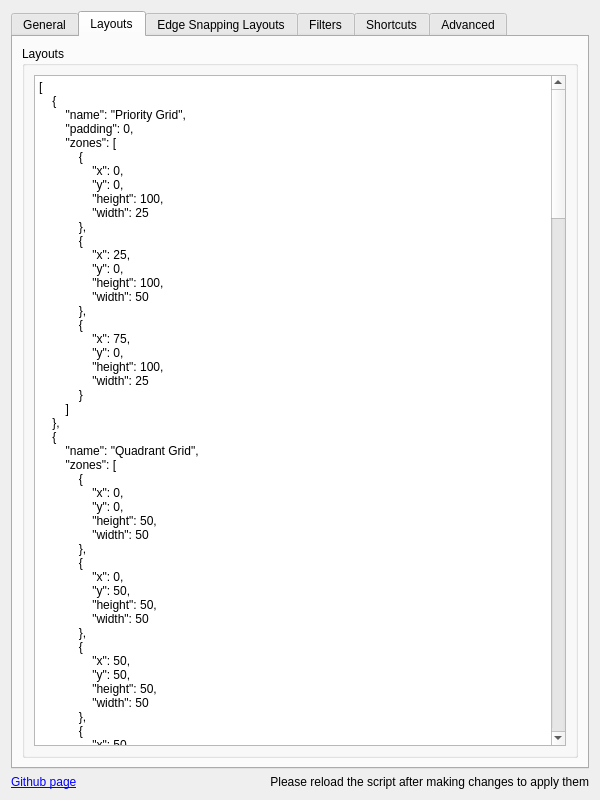
Cristiandobrinin/kzones, file pkg/contents/ui/config.ui: the form before one commit.
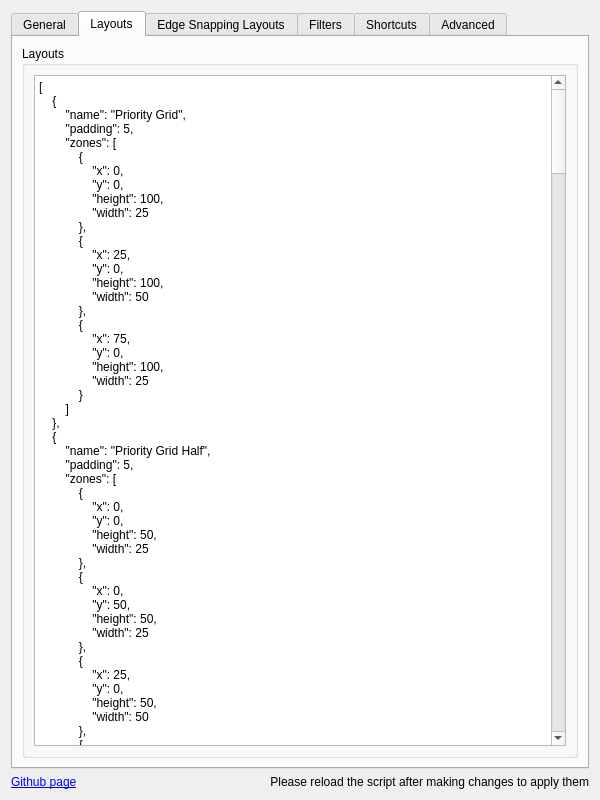
The form after the commit. The open tabs and pages were chosen to show the change. Icons and pictures are not drawn.

Commit message:
Update layout configurations and enhance zone definitions
- Adjusted padding values for various layouts to improve spacing
- Renamed several layouts for clarity and consistency
- Modified zone dimensions to better fit new layout structures
- Implemented filtering for internal layouts in the selector component
- Updated default layout settings in the main configuration file

Patch:
```diff
--- a/pkg/contents/ui/config.ui
+++ b/pkg/contents/ui/config.ui
@@ -402,7 +402,7 @@
              <string>[
     {
         &quot;name&quot;: &quot;Priority Grid&quot;,
-        &quot;padding&quot;: 0,
+        &quot;padding&quot;: 5,
         &quot;zones&quot;: [
             {
                 &quot;x&quot;: 0,
@@ -425,36 +425,50 @@
         ]
     },
     {
-        &quot;name&quot;: &quot;Quadrant Grid&quot;,
+        &quot;name&quot;: &quot;Priority Grid Half&quot;,
+        &quot;padding&quot;: 5,
         &quot;zones&quot;: [
             {
                 &quot;x&quot;: 0,
                 &quot;y&quot;: 0,
                 &quot;height&quot;: 50,
-                &quot;width&quot;: 50
+                &quot;width&quot;: 25
             },
             {
                 &quot;x&quot;: 0,
                 &quot;y&quot;: 50,
                 &quot;height&quot;: 50,
+                &quot;width&quot;: 25
+            },
+            {
+                &quot;x&quot;: 25,
+                &quot;y&quot;: 0,
+                &quot;height&quot;: 50,
                 &quot;width&quot;: 50
             },
             {
-                &quot;x&quot;: 50,
+                &quot;x&quot;: 25,
                 &quot;y&quot;: 50,
                 &quot;height&quot;: 50,
                 &quot;width&quot;: 50
             },
             {
-                &quot;x&quot;: 50,
+                &quot;x&quot;: 75,
                 &quot;y&quot;: 0,
                 &quot;height&quot;: 50,
-                &quot;width&quot;: 50
+                &quot;width&quot;: 25
+            },
+            {
+                &quot;x&quot;: 75,
+                &quot;y&quot;: 50,
+                &quot;height&quot;: 50,
+                &quot;width&quot;: 25
             }
         ]
     },
     {
         &quot;name&quot;: &quot;Tri-Column&quot;,
+        &quot;padding&quot;: 5,
         &quot;zones&quot;: [
             {
                 &quot;x&quot;: 0,
@@ -477,159 +491,272 @@
         ]
     },
     {
+        &quot;name&quot;: &quot;Tri-Column Half&quot;,
+        &quot;padding&quot;: 5,
+        &quot;zones&quot;: [
+            {
+                &quot;x&quot;: 0,
+                &quot;y&quot;: 0,
+                &quot;height&quot;: 50,
+                &quot;width&quot;: 33.33
+            },
+            {
+                &quot;x&quot;: 0,
+                &quot;y&quot;: 50,
+                &quot;height&quot;: 50,
+                &quot;width&quot;: 33.33
+            },
+            {
+                &quot;x&quot;: 33.33,
+                &quot;y&quot;: 0,
+                &quot;height&quot;: 50,
+                &quot;width&quot;: 33.34
+            },
+            {
+                &quot;x&quot;: 33.33,
+                &quot;y&quot;: 50,
+                &quot;height&quot;: 50,
+                &quot;width&quot;: 33.34
+            },
+            {
+                &quot;x&quot;: 66.67,
+                &quot;y&quot;: 0,
+                &quot;height&quot;: 50,
+                &quot;width&quot;: 33.33
+            },
+            {
+                &quot;x&quot;: 66.67,
+                &quot;y&quot;: 50,
+                &quot;height&quot;: 50,
+                &quot;width&quot;: 33.33
+            }
+        ]
+    },
+    {
+        &quot;name&quot;: &quot;Four Vertical Strips&quot;,
+        &quot;padding&quot;: 5,
+        &quot;zones&quot;: [
+            {
+                &quot;x&quot;: 0,
+                &quot;y&quot;: 0,
+                &quot;height&quot;: 100,
+                &quot;width&quot;: 25
+            },
+            {
+                &quot;x&quot;: 25,
+                &quot;y&quot;: 0,
+                &quot;height&quot;: 100,
+                &quot;width&quot;: 25
+            },
+            {
+                &quot;x&quot;: 50,
+                &quot;y&quot;: 0,
+                &quot;height&quot;: 100,
+                &quot;width&quot;: 25
+            },
+            {
+                &quot;x&quot;: 75,
+                &quot;y&quot;: 0,
+                &quot;height&quot;: 100,
+                &quot;width&quot;: 25
+            }
+        ]
+    },
+    {
+        &quot;name&quot;: &quot;Four Vertical Strips Half&quot;,
+        &quot;padding&quot;: 5,
+        &quot;zones&quot;: [
+            {
+                &quot;x&quot;: 0,
+                &quot;y&quot;: 0,
+                &quot;height&quot;: 50,
+                &quot;width&quot;: 25
+            },
+            {
+                &quot;x&quot;: 0,
+                &quot;y&quot;: 50,
+                &quot;height&quot;: 50,
+                &quot;width&quot;: 25
+            },
+            {
+                &quot;x&quot;: 25,
+                &quot;y&quot;: 0,
+                &quot;height&quot;: 50,
+                &quot;width&quot;: 25
+            },
+            {
+                &quot;x&quot;: 25,
+                &quot;y&quot;: 50,
+                &quot;height&quot;: 50,
+                &quot;width&quot;: 25
+            },
+            {
+                &quot;x&quot;: 50,
+                &quot;y&quot;: 0,
+                &quot;height&quot;: 50,
+                &quot;width&quot;: 25
+            },
+            {
+                &quot;x&quot;: 50,
+                &quot;y&quot;: 50,
+                &quot;height&quot;: 50,
+                &quot;width&quot;: 25
+            },
+            {
+                &quot;x&quot;: 75,
+                &quot;y&quot;: 0,
+                &quot;height&quot;: 50,
+                &quot;width&quot;: 25
+            },
+            {
+                &quot;x&quot;: 75,
+                &quot;y&quot;: 50,
+                &quot;height&quot;: 50,
+                &quot;width&quot;: 25
+            }
+        ]
+    },
+    {
+        &quot;name&quot;: &quot;Dual&quot;,
+        &quot;padding&quot;: 5,
+        &quot;zones&quot;: [
+            {
+                &quot;x&quot;: 0,
+                &quot;y&quot;: 0,
+                &quot;height&quot;: 100,
+                &quot;width&quot;: 50
+            },
+            {
+                &quot;x&quot;: 50,
+                &quot;y&quot;: 0,
+                &quot;height&quot;: 100,
+                &quot;width&quot;: 50
+            }
+        ]
+    },
+    {
+        &quot;name&quot;: &quot;Quadrant Grid&quot;,
+        &quot;padding&quot;: 5,
+        &quot;zones&quot;: [
+            {
+                &quot;x&quot;: 0,
+                &quot;y&quot;: 0,
+                &quot;height&quot;: 50,
+                &quot;width&quot;: 50
+            },
+            {
+                &quot;x&quot;: 0,
+                &quot;y&quot;: 50,
+                &quot;height&quot;: 50,
+                &quot;width&quot;: 50
+            },
+            {
+                &quot;x&quot;: 50,
+                &quot;y&quot;: 50,
+                &quot;height&quot;: 50,
+                &quot;width&quot;: 50
+            },
+            {
+                &quot;x&quot;: 50,
+                &quot;y&quot;: 0,
+                &quot;height&quot;: 50,
+                &quot;width&quot;: 50
+            }
+        ]
+    },
+    {
         &quot;name&quot;: &quot;Dual Asymmetrical Left&quot;,
+        &quot;padding&quot;: 5,
         &quot;zones&quot;: [
             {
                 &quot;x&quot;: 0,
                 &quot;y&quot;: 0,
                 &quot;height&quot;: 100,
-                &quot;width&quot;: 70
+                &quot;width&quot;: 66.7
             },
             {
-                &quot;x&quot;: 70,
+                &quot;x&quot;: 66.7,
                 &quot;y&quot;: 0,
                 &quot;height&quot;: 100,
-                &quot;width&quot;: 30
+                &quot;width&quot;: 33.3
             }
         ]
     },
     {
         &quot;name&quot;: &quot;Dual Asymmetrical Right&quot;,
+        &quot;padding&quot;: 5,
         &quot;zones&quot;: [
             {
                 &quot;x&quot;: 0,
                 &quot;y&quot;: 0,
                 &quot;height&quot;: 100,
-                &quot;width&quot;: 30
+                &quot;width&quot;: 33.3
             },
             {
-                &quot;x&quot;: 30,
+                &quot;x&quot;: 33.3,
                 &quot;y&quot;: 0,
                 &quot;height&quot;: 100,
-                &quot;width&quot;: 70
+                &quot;width&quot;: 66.7
             }
         ]
     },
     {
-        &quot;name&quot;: &quot;Six Equal Squares&quot;,
+        &quot;name&quot;: &quot;Dual Asymmetrical Left Half&quot;,
+        &quot;padding&quot;: 5,
         &quot;zones&quot;: [
             {
                 &quot;x&quot;: 0,
                 &quot;y&quot;: 0,
-                &quot;height&quot;: 33.33,
-                &quot;width&quot;: 33.33
+                &quot;height&quot;: 50,
+                &quot;width&quot;: 66.7
             },
             {
-                &quot;x&quot;: 33.33,
-                &quot;y&quot;: 0,
-                &quot;height&quot;: 33.33,
-                &quot;width&quot;: 33.34
-            },
-            {
-                &quot;x&quot;: 66.67,
-                &quot;y&quot;: 0,
-                &quot;height&quot;: 33.33,
-                &quot;width&quot;: 33.33
-            },
-            {
                 &quot;x&quot;: 0,
-                &quot;y&quot;: 33.33,
-                &quot;height&quot;: 33.34,
-                &quot;width&quot;: 33.33
+                &quot;y&quot;: 50,
+                &quot;height&quot;: 50,
+                &quot;width&quot;: 66.7
             },
             {
-                &quot;x&quot;: 33.33,
-                &quot;y&quot;: 33.33,
-                &quot;height&quot;: 33.34,
-                &quot;width&quot;: 33.34
-            },
-            {
-                &quot;x&quot;: 66.67,
-                &quot;y&quot;: 33.33,
-                &quot;height&quot;: 33.34,
-                &quot;width&quot;: 33.33
-            },
-            {
-                &quot;x&quot;: 0,
-                &quot;y&quot;: 66.67,
-                &quot;height&quot;: 33.33,
-                &quot;width&quot;: 33.33
-            },
-            {
-                &quot;x&quot;: 33.33,
-                &quot;y&quot;: 66.67,
-                &quot;height&quot;: 33.33,
-                &quot;width&quot;: 33.34
-            },
-            {
-                &quot;x&quot;: 66.67,
-                &quot;y&quot;: 66.67,
-                &quot;height&quot;: 33.33,
-                &quot;width&quot;: 33.33
-            }
-        ]
-    },
-    {
-        &quot;name&quot;: &quot;Four Vertical Strips&quot;,
-        &quot;zones&quot;: [
-            {
-                &quot;x&quot;: 0,
+                &quot;x&quot;: 66.6,
                 &quot;y&quot;: 0,
-                &quot;height&quot;: 100,
-                &quot;width&quot;: 25
+                &quot;height&quot;: 50,
+                &quot;width&quot;: 33.3
             },
             {
-                &quot;x&quot;: 25,
-                &quot;y&quot;: 0,
-                &quot;height&quot;: 100,
-                &quot;width&quot;: 25
-            },
-            {
-                &quot;x&quot;: 50,
-                &quot;y&quot;: 0,
-                &quot;height&quot;: 100,
-                &quot;width&quot;: 25
-            },
-            {
-                &quot;x&quot;: 75,
-                &quot;y&quot;: 0,
-                &quot;height&quot;: 100,
-                &quot;width&quot;: 25
+                &quot;x&quot;: 66.6,
+                &quot;y&quot;: 50,
+                &quot;height&quot;: 50,
+                &quot;width&quot;: 33.3
             }
         ]
     },
     {
-        &quot;name&quot;: &quot;Tri-Column with Quadrants at the Sides&quot;,
+        &quot;name&quot;: &quot;Dual Asymmetrical Right Half&quot;,
+        &quot;padding&quot;: 5,
         &quot;zones&quot;: [
             {
                 &quot;x&quot;: 0,
                 &quot;y&quot;: 0,
                 &quot;height&quot;: 50,
-                &quot;width&quot;: 25
+                &quot;width&quot;: 33.3
             },
             {
                 &quot;x&quot;: 0,
                 &quot;y&quot;: 50,
                 &quot;height&quot;: 50,
-                &quot;width&quot;: 25
+                &quot;width&quot;: 33.3
             },
             {
-                &quot;x&quot;: 25,
+                &quot;x&quot;: 30,
                 &quot;y&quot;: 0,
-                &quot;height&quot;: 100,
-                &quot;width&quot;: 50
-            },
-            {
-                &quot;x&quot;: 75,
-                &quot;y&quot;: 0,
                 &quot;height&quot;: 50,
-                &quot;width&quot;: 25
+                &quot;width&quot;: 66.7
             },
             {
-                &quot;x&quot;: 75,
+                &quot;x&quot;: 30,
                 &quot;y&quot;: 50,
                 &quot;height&quot;: 50,
-                &quot;width&quot;: 25
+                &quot;width&quot;: 66.7
             }
         ]
     }
```
The commit also changes 8 other files.
